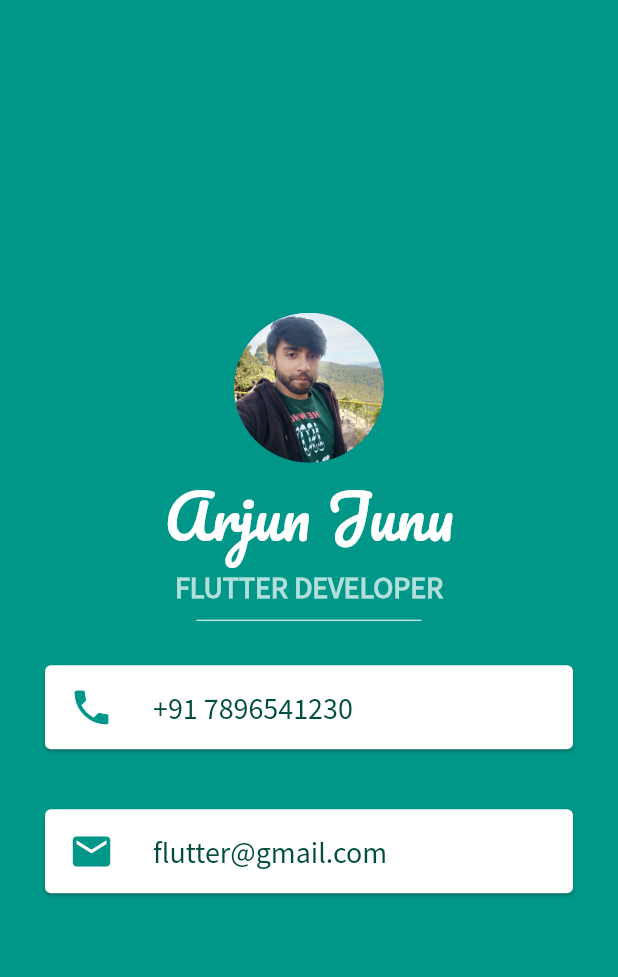
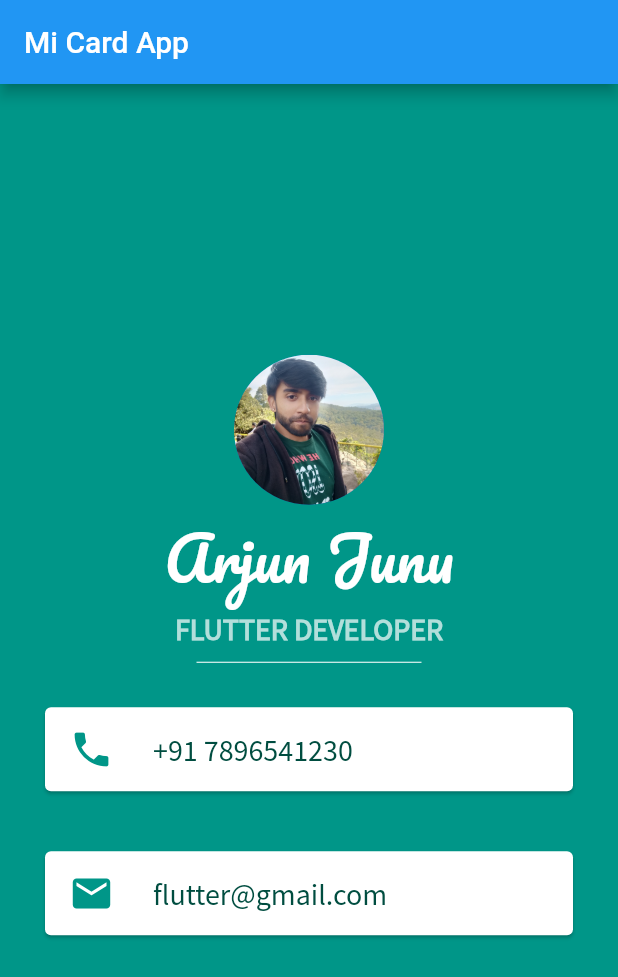
Before and after one commit to iArjunRavikumar/flutter_miCardApp, a Flutter app: the screen it shows after launch, on a phone screen of 412 x 824 dp. Shown: the top 977 px of the screen. Run offline on Flutter 3.47's test engine with Material 2 defaults, Android fonts, the phone set to English and light mode, and no system bars; missing offline and left inert: dart:ffi.

Commit message:
Mi Card App - App Bar Added

```diff
--- a/lib/main.dart
+++ b/lib/main.dart
@@ -12,6 +12,10 @@ class MyApp extends StatelessWidget {
     return MaterialApp(
       home: Scaffold(
         backgroundColor: Colors.teal,
+        appBar: AppBar(
+          backgroundColor: Colors.blueAccent[150],
+          title: Text('Mi Card App'),
+        ),
         body: SafeArea(
           child: Column(
             mainAxisAlignment: MainAxisAlignment.center,
```
